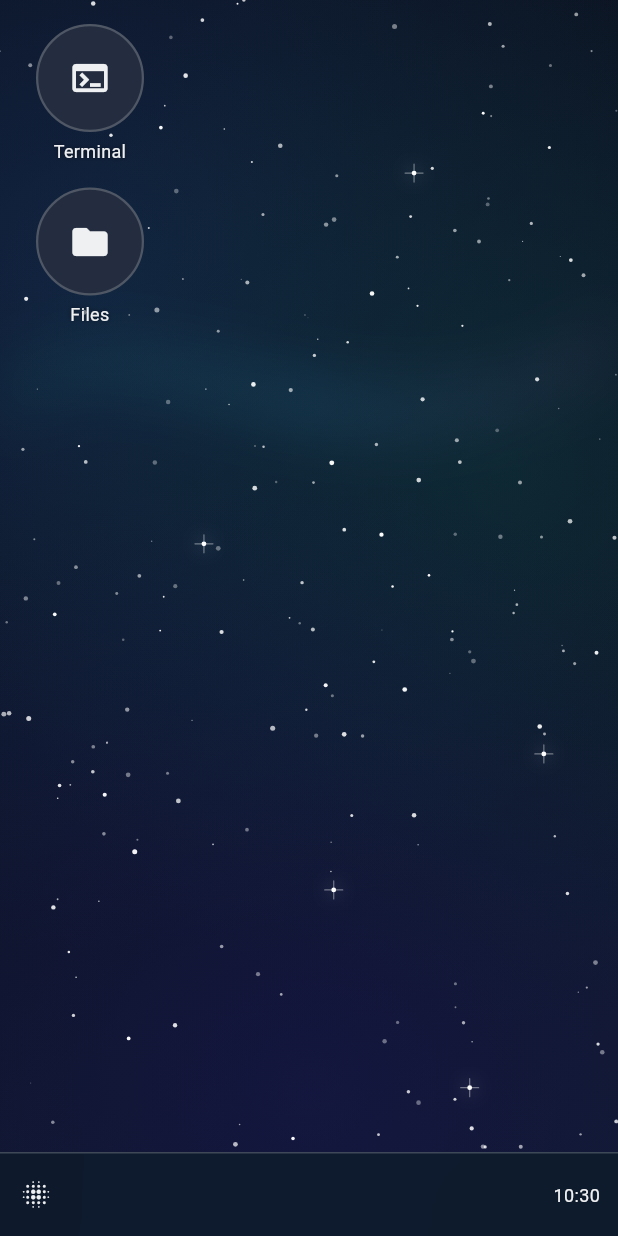
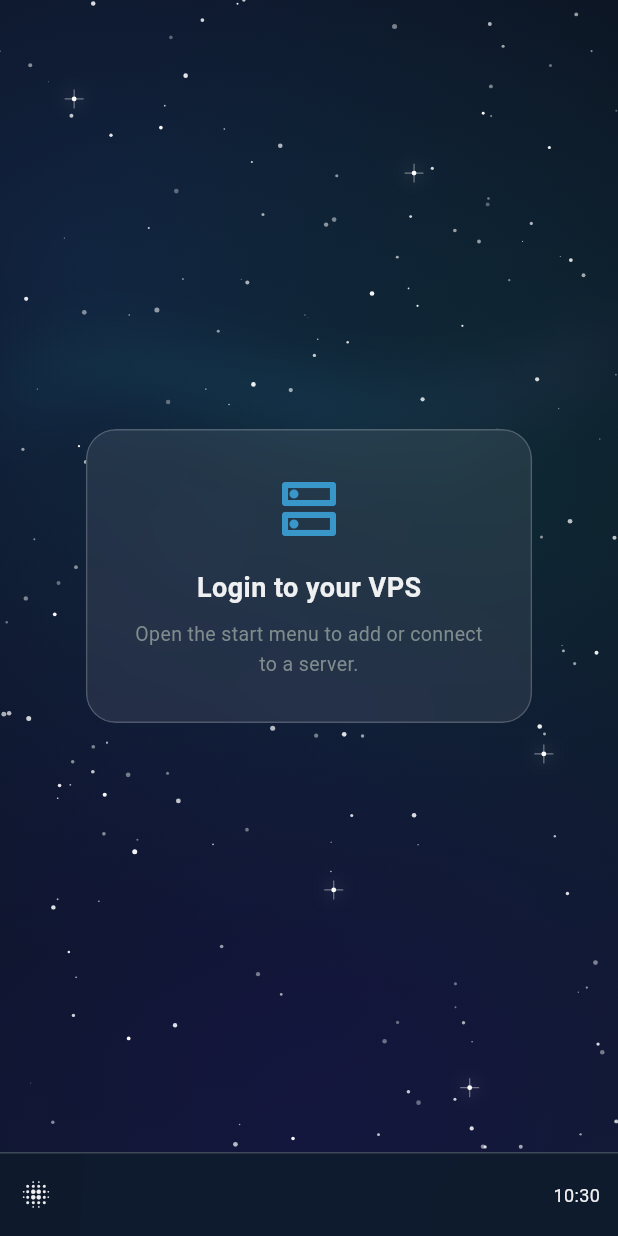
Before and after one commit to saamy4r/aether, a Flutter app: the screen it shows after launch, on a phone screen of 412 x 824 dp. Run offline on Flutter 3.47's test engine with Material 3 defaults, Android fonts, the phone set to English and light mode, and no system bars; our stand-ins replace file_picker, flutter_riverpod, flutter_secure_storage, local_auth, shared_preferences; missing offline and left inert: dartssh2, pinenacl, xterm.

Commit message:
Auto-reconnect VPS on app launch, login prompt when disconnected
- VpsConnectionNotifier saves/removes vpsId in SharedPreferences on connect/disconnect
- autoConnectProvider reconnects all previously connected VPS on startup
- DesktopScreen shows glassmorphic 'Login to your VPS' prompt when no VPS is connected
- Launcher icons only appear when at least one VPS is connected

Co-Authored-By: Claude Sonnet 4.6 <noreply@anthropic.com>

```diff
--- a/lib/providers/vps_connection_provider.dart
+++ b/lib/providers/vps_connection_provider.dart
@@ -2,11 +2,14 @@ import 'dart:async';
 import 'dart:io';
 import 'package:dartssh2/dartssh2.dart';
 import 'package:flutter_riverpod/flutter_riverpod.dart';
+import 'package:shared_preferences/shared_preferences.dart';
 import '../core/models/vps_model.dart';
 import '../core/services/credential_service.dart';
 import '../core/services/ssh_key_service.dart';
 import '../core/constants/strings.dart';
 import 'vps_list_provider.dart';
+
+const _kAutoConnectKey = 'aether_auto_connect_ids';
 
 enum ConnectionStatus { disconnected, connecting, connected, error }
 
@@ -75,6 +78,12 @@ class VpsConnectionNotifier
       );
 
       await _client!.authenticated;
+      // Persist this vpsId so it auto-reconnects on next launch
+      final prefs = await SharedPreferences.getInstance();
+      final ids = prefs.getStringList(_kAutoConnectKey) ?? [];
+      if (!ids.contains(arg)) {
+        await prefs.setStringList(_kAutoConnectKey, [...ids, arg]);
+      }
       return VpsConnectionState(
         status: ConnectionStatus.connected,
         client: _client,
@@ -109,6 +118,10 @@ class VpsConnectionNotifier
 
   Future<void> disconnect() async {
     _disconnect();
+    // Remove from auto-connect list when user explicitly disconnects
+    final prefs = await SharedPreferences.getInstance();
+    final ids = prefs.getStringList(_kAutoConnectKey) ?? [];
+    await prefs.setStringList(_kAutoConnectKey, ids.where((id) => id != arg).toList());
     state = const AsyncValue.data(
       VpsConnectionState(status: ConnectionStatus.disconnected),
     );
@@ -147,3 +160,20 @@ final vpsConnectionProvider = AsyncNotifierProvider.family<
     VpsConnectionNotifier, VpsConnectionState, String>(
   VpsConnectionNotifier.new,
 );
+
+/// Runs once on startup — reconnects any VPS that was connected before the app closed.
+final autoConnectProvider = FutureProvider<void>((ref) async {
+  // Wait for the VPS list to load first
+  final vpsList = ref.watch(vpsListProvider);
+  if (vpsList.isEmpty) return;
+
+  final prefs = await SharedPreferences.getInstance();
+  final ids = prefs.getStringList(_kAutoConnectKey) ?? [];
+
+  for (final id in ids) {
+    // Only reconnect if this VPS still exists in the list
+    if (vpsList.any((v) => v.id == id)) {
+      ref.read(vpsConnectionProvider(id).notifier).connect();
+    }
+  }
+});
--- a/lib/ui/desktop/desktop_screen.dart
+++ b/lib/ui/desktop/desktop_screen.dart
@@ -5,11 +5,13 @@ import '../../core/constants/dimensions.dart';
 import '../../core/models/window_state.dart';
 import '../../providers/auth_provider.dart';
 import '../../providers/ui_settings_provider.dart';
+import '../../providers/vps_connection_provider.dart';
 import '../../providers/vps_list_provider.dart';
 import '../../providers/window_manager_provider.dart';
 import '../lock/lock_screen.dart';
 import '../taskbar/taskbar.dart';
 import '../windows/window_frame.dart';
+import '../common/glass_container.dart';
 import 'app_launcher_icon.dart';
 import 'desktop_wallpaper.dart';
 import 'vps_stats_widget.dart';
@@ -19,10 +21,16 @@ class DesktopScreen extends ConsumerWidget {
 
   @override
   Widget build(BuildContext context, WidgetRef ref) {
+    // Trigger auto-reconnect on startup
+    ref.watch(autoConnectProvider);
+
     final windows = ref.watch(windowManagerProvider);
     final vpsList = ref.watch(vpsListProvider);
     final locked = ref.watch(authProvider);
     final fullscreen = ref.watch(fullscreenProvider);
+
+    final anyConnected = vpsList.any((v) =>
+        ref.watch(vpsConnectionProvider(v.id)).valueOrNull?.isConnected == true);
 
     final sorted = [...windows]
       ..sort((a, b) => a.zIndex.compareTo(b.zIndex));
@@ -37,7 +45,8 @@ class DesktopScreen extends ConsumerWidget {
           // Layer 0 — Wallpaper
           const DesktopWallpaper(),
 
-          // Layer 1 — App launcher icons (top-left column)
+          // Layer 1 — App launcher icons or login prompt
+          if (anyConnected)
             Positioned(
               left: 16,
               top: 16,
@@ -57,7 +66,9 @@ class DesktopScreen extends ConsumerWidget {
                   ),
                 ],
               ),
-          ),
+            )
+          else
+            const _LoginPrompt(),
 
           // Layer 2 — VPS live stats widgets (top-right area)
           Positioned(
@@ -95,3 +106,54 @@ class DesktopScreen extends ConsumerWidget {
     );
   }
 }
+
+
+class _LoginPrompt extends StatelessWidget {
+  const _LoginPrompt();
+
+  @override
+  Widget build(BuildContext context) {
+    return Positioned.fill(
+      bottom: AetherDimensions.taskbarHeight,
+      child: Center(
+        child: GlassContainer(
+          borderRadius: 20,
+          blurSigma: 24,
+          child: Padding(
+            padding: const EdgeInsets.symmetric(horizontal: 32, vertical: 28),
+            child: Column(
+              mainAxisSize: MainAxisSize.min,
+              children: [
+                Icon(
+                  Icons.dns_outlined,
+                  size: 48,
+                  color: AetherColors.accent.withValues(alpha: 0.8),
+                ),
+                const SizedBox(height: 16),
+                const Text(
+                  'Login to your VPS',
+                  style: TextStyle(
+                    color: AetherColors.textPrimary,
+                    fontSize: 18,
+                    fontWeight: FontWeight.w600,
+                    letterSpacing: 0.3,
+                  ),
+                ),
+                const SizedBox(height: 8),
+                const Text(
+                  'Open the start menu to add or connect\nto a server.',
+                  textAlign: TextAlign.center,
+                  style: TextStyle(
+                    color: AetherColors.textSecondary,
+                    fontSize: 13,
+                    height: 1.5,
+                  ),
+                ),
+              ],
+            ),
+          ),
+        ),
+      ),
+    );
+  }
+}
--- a/lib/ui/taskbar/start_menu.dart
+++ b/lib/ui/taskbar/start_menu.dart
@@ -48,13 +48,14 @@ class _StartMenuState extends ConsumerState<StartMenu> {
             blurSigma: AetherGlass.startMenuBlur,
             borderRadius: AetherGlass.startMenuRadius,
             child: ConstrainedBox(
-              constraints: const BoxConstraints(
-                maxHeight: AetherDimensions.startMenuMaxHeight,
+              constraints: BoxConstraints(
+                maxHeight: MediaQuery.sizeOf(context).height * 0.75,
               ),
-              child: Column(
-                mainAxisSize: MainAxisSize.min,
-                crossAxisAlignment: CrossAxisAlignment.stretch,
-                children: [
+              child: SingleChildScrollView(
+                child: Column(
+                  mainAxisSize: MainAxisSize.min,
+                  crossAxisAlignment: CrossAxisAlignment.stretch,
+                  children: [
                   // Header
                   const Padding(
                     padding: EdgeInsets.fromLTRB(12, 12, 12, 8),
@@ -278,6 +279,7 @@ class _StartMenuState extends ConsumerState<StartMenu> {
               ),
             ),
           ),
+          ),
         ),
     );
   }
```
Lines whose indentation alone changed are shown as unchanged.
